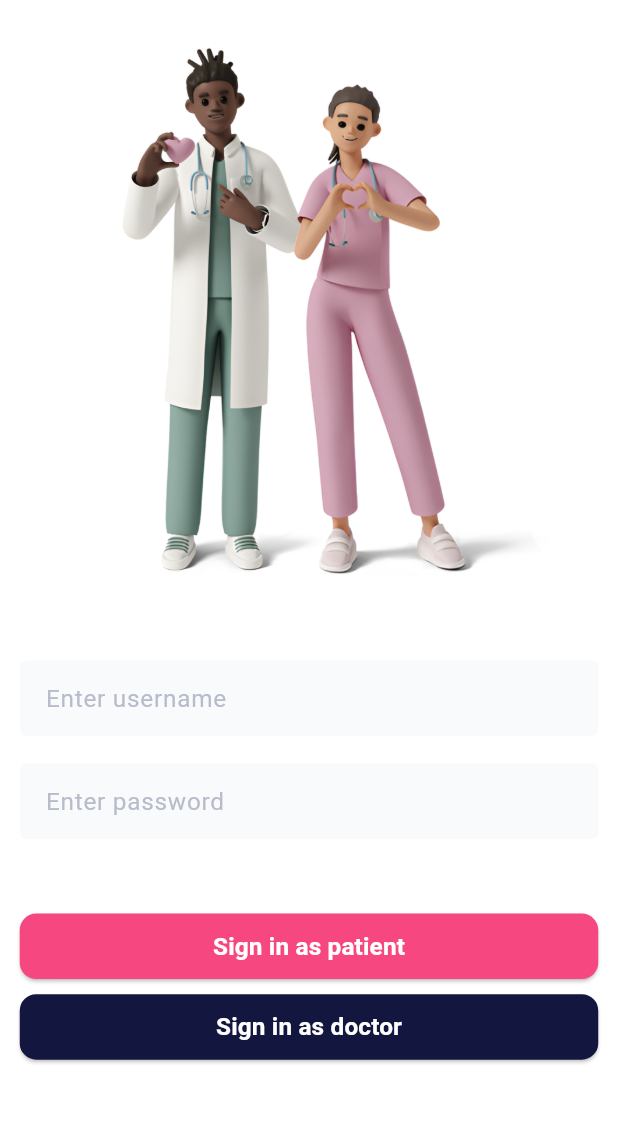
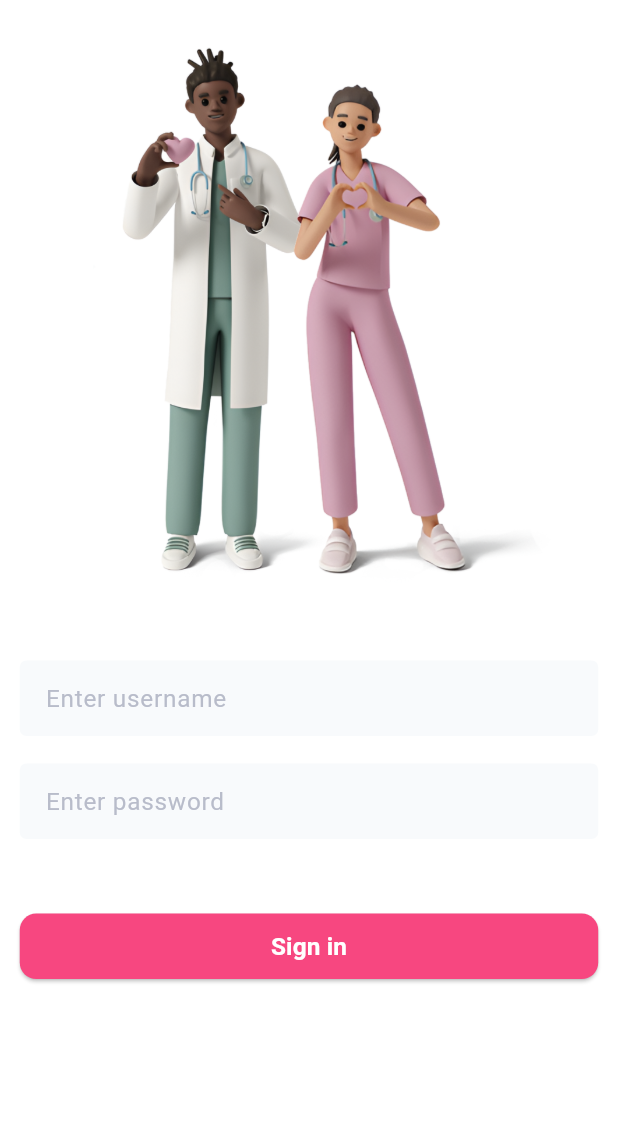
Before and after one commit to Isaac-web/Heart-AI, a Flutter app: the RegisterScreen screen opened by its route, on a phone screen of 412 x 824 dp, the part 95-1218 px from its top. Run offline on Flutter 3.47's test engine with Material 3 defaults, Android fonts, the phone set to English and light mode, and no system bars; our stand-ins replace animate_do, awesome_dialog, cached_network_image; missing offline and left inert: chatview, gsform; Roboto replaces fonts that are missing (IBM Plex Sans, Plus Jakarta Sans).

Commit message:
login image effect

```diff
--- a/mobile/heart_u/lib/views/login/login_view.dart
+++ b/mobile/heart_u/lib/views/login/login_view.dart
@@ -27,7 +27,6 @@ class _RegisterScreenState extends State<RegisterScreen> {
   Widget build(BuildContext context) {
     return SafeArea(
       child: Scaffold(
-        resizeToAvoidBottomInset: false,
         body: Form(
           key: _formKey,
           child: SizedBox(
@@ -38,7 +37,6 @@ class _RegisterScreenState extends State<RegisterScreen> {
                 Expanded(
                   child: SingleChildScrollView(
                     child: Container(
-                      margin: EdgeInsets.only(bottom: 399.v),
                       padding: EdgeInsets.symmetric(horizontal: 12.h),
                       child: Column(
                         crossAxisAlignment: CrossAxisAlignment.start,
@@ -54,8 +52,11 @@ class _RegisterScreenState extends State<RegisterScreen> {
                             ),
                           ),
 
-                          const Image(
-                              image: AssetImage("assets/images/Frame5.png")
+                          Bounce(
+                            duration: const Duration(milliseconds: 1000),
+                            child: const Image(
+                                image: AssetImage("assets/images/Frame5.png")
+                            ),
                           ),
 
                           SizedBox(height: 11.v),
@@ -74,10 +75,10 @@ class _RegisterScreenState extends State<RegisterScreen> {
                               child: _buildSigninas(context)
                           ),
                           SizedBox(height: 10.v),
-                          FadeInLeft(
-                              duration: const Duration(milliseconds: 1000),
-                              child: _buildSigninas1(context)
-                          )
+                          // FadeInLeft(
+                          //     duration: const Duration(milliseconds: 1000),
+                          //     child: _buildSigninas1(context)
+                          // )
                         ],
                       ),
                     ),
@@ -142,39 +143,39 @@ class _RegisterScreenState extends State<RegisterScreen> {
         }
         },
       height: 43.v,
-      text: "Sign in as patient",
+      text: "Sign in",
       buttonStyle: CustomButtonStyles.fillPinkA,
     );
   }
 
   /// Section Widget
-  Widget _buildSigninas1(BuildContext context) {
-    return CustomElevatedButton(
-      onPressed: (){
-        String password = passwordController.text;
-        String username = userNameController.text;
-        if (password.isEmpty && username.isEmpty){
-
-          AwesomeDialog(
-            context: context,
-            dialogType: DialogType.warning,
-            headerAnimationLoop: true,
-            animType: AnimType.bottomSlide,
-            title: 'Enter credentials',
-            desc: 'User credentials cant be empty',
-            buttonsTextStyle: const TextStyle(color: Colors.black),
-            showCloseIcon: true,
-            btnOkOnPress: () {},
-          ).show();
-
-        } else {
-          Navigator.of(context).pushNamedAndRemoveUntil(
-              AppRoutes.doctorDashboardScreen, (route) => false);
-        }
-      },
-      height: 43.v,
-      text: "Sign in as doctor",
-      buttonStyle: CustomButtonStyles.fillPrimaryTL10,
-    );
-  }
+  // Widget _buildSigninas1(BuildContext context) {
+  //   return CustomElevatedButton(
+  //     onPressed: (){
+  //       String password = passwordController.text;
+  //       String username = userNameController.text;
+  //       if (password.isEmpty && username.isEmpty){
+  //
+  //         AwesomeDialog(
+  //           context: context,
+  //           dialogType: DialogType.warning,
+  //           headerAnimationLoop: true,
+  //           animType: AnimType.bottomSlide,
+  //           title: 'Enter credentials',
+  //           desc: 'User credentials cant be empty',
+  //           buttonsTextStyle: const TextStyle(color: Colors.black),
+  //           showCloseIcon: true,
+  //           btnOkOnPress: () {},
+  //         ).show();
+  //
+  //       } else {
+  //         Navigator.of(context).pushNamedAndRemoveUntil(
+  //             AppRoutes.doctorDashboardScreen, (route) => false);
+  //       }
+  //     },
+  //     height: 43.v,
+  //     text: "Sign in as doctor",
+  //     buttonStyle: CustomButtonStyles.fillPrimaryTL10,
+  //   );
+  // }
 }
```
